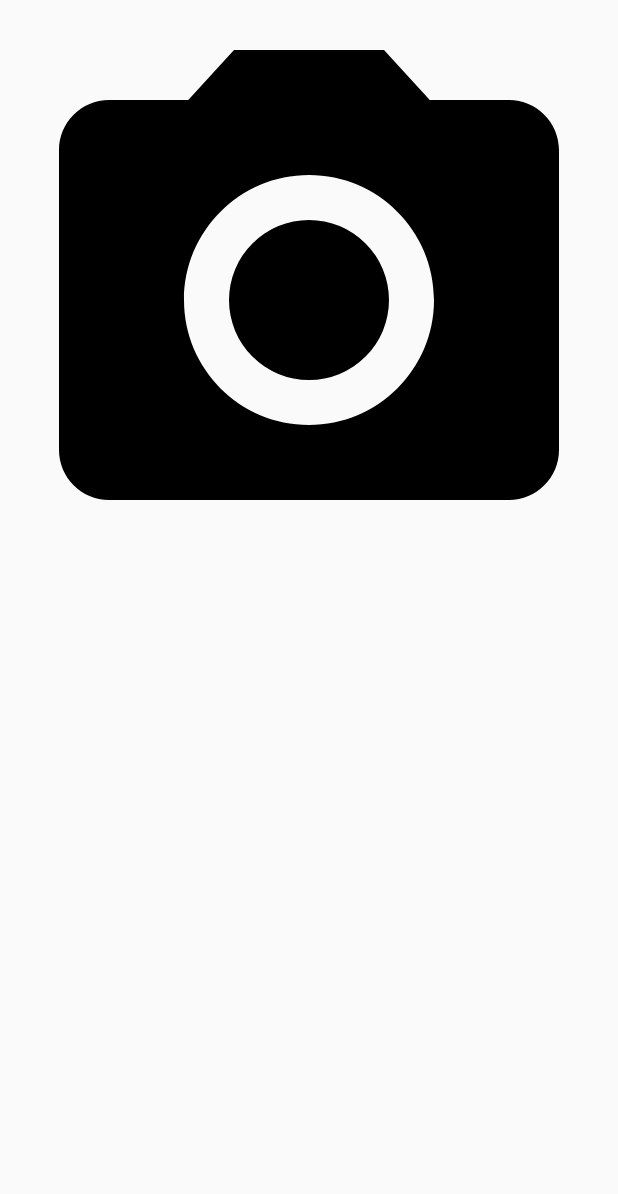
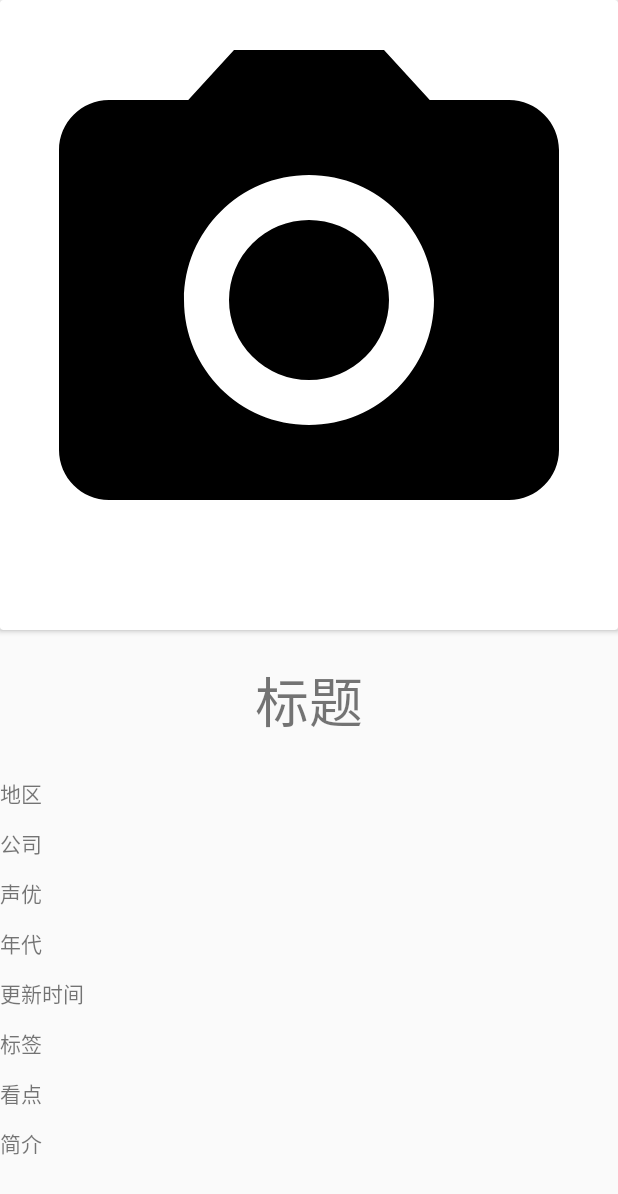
Before and after one commit to youyyyy/mobil, an Android app: the layout details_header.xml on its own in the app's theme, with its tools: preview values and no code run, on a phone screen of 412 x 824 dp. Shown: the top 1194 px of the screen. Run offline under Robolectric (Android 15) with nearby library versions, the phone set to English and light mode, and no system bars.

Commit message:
5月7日

```diff
--- a/app/src/main/java/com/example/myapplication/Activity/SelfActivity.java
+++ b/app/src/main/java/com/example/myapplication/Activity/SelfActivity.java
@@ -1,5 +1,6 @@
 package com.example.myapplication.Activity;
 
+import android.content.Intent;
 import android.os.Bundle;
 
 import androidx.appcompat.app.AppCompatActivity;
@@ -12,5 +13,7 @@ public class SelfActivity extends AppCompatActivity {
     protected void onCreate(Bundle savedInstanceState) {
         super.onCreate(savedInstanceState);
         setContentView(R.layout.activity_self);
+        Intent intent = getIntent();
+        intent.getStringExtra("hhh");
     }
 }
--- a/app/src/main/res/layout/details_header.xml
+++ b/app/src/main/res/layout/details_header.xml
@@ -3,7 +3,14 @@
     android:layout_width="match_parent"
     android:layout_height="match_parent">
 
-    <ImageView
+
+
+    <com.google.android.material.card.MaterialCardView
+        android:id="@+id/cardview1"
+        android:layout_width="match_parent"
+        android:layout_height="420dp"
+        android:layout_gravity="center_horizontal">
+        <ImageView
         android:layout_width="match_parent"
         android:layout_height="400dp"
         android:id="@+id/imageView2"
@@ -11,5 +18,86 @@
         android:layout_alignParentRight="true"
         android:layout_alignParentEnd="true"
         android:src="@drawable/ic_menu_camera"
-        android:adjustViewBounds="true"/>
+        android:adjustViewBounds="true" />
+    </com.google.android.material.card.MaterialCardView>
+
+    <TextView
+        android:id="@+id/fjtitle"
+        android:layout_width="match_parent"
+        android:layout_height="wrap_content"
+        android:layout_marginTop="20dp"
+        android:textSize="36dp"
+        android:gravity="center"
+        android:layout_below="@+id/cardview1"
+        android:text="标题"/>
+
+    <TextView
+        android:id="@+id/region"
+        android:layout_width="match_parent"
+        android:layout_height="wrap_content"
+        android:layout_below="@+id/fjtitle"
+        android:layout_marginTop="24dp"
+        android:text="地区"/>
+
+    <TextView
+        android:id="@+id/company"
+        android:layout_width="match_parent"
+        android:layout_height="wrap_content"
+        android:layout_below="@+id/region"
+        android:layout_marginTop="12dp"
+        android:text="公司"
+        />
+
+    <TextView
+        android:id="@+id/actor"
+        android:layout_width="match_parent"
+        android:layout_height="wrap_content"
+        android:layout_below="@+id/company"
+        android:layout_marginTop="12dp"
+        android:text="声优"
+        />
+
+    <TextView
+        android:id="@+id/time"
+        android:layout_width="match_parent"
+        android:layout_height="wrap_content"
+        android:layout_below="@+id/actor"
+        android:layout_marginTop="12dp"
+        android:text="年代" />
+
+    <TextView
+        android:id="@+id/updatetime"
+        android:layout_width="match_parent"
+        android:layout_height="wrap_content"
+        android:layout_below="@+id/time"
+        android:layout_marginTop="12dp"
+        android:text="更新时间" />
+
+    <TextView
+        android:id="@+id/type"
+        android:layout_width="match_parent"
+        android:layout_height="wrap_content"
+        android:layout_below="@+id/updatetime"
+        android:layout_marginTop="12dp"
+        android:text="标签" />
+
+    <TextView
+        android:id="@+id/focus"
+        android:layout_width="match_parent"
+        android:layout_height="wrap_content"
+        android:layout_below="@+id/type"
+        android:layout_marginTop="12dp"
+        android:text="看点" />
+
+    <TextView
+        android:id="@+id/fjabstract"
+        android:layout_width="match_parent"
+        android:layout_height="wrap_content"
+        android:layout_below="@+id/focus"
+        android:layout_marginTop="12dp"
+        android:text="简介" />
+
+
+
+
 </RelativeLayout>
```
Also changed, not shown: app/src/main/java/com/example/myapplication/Activity/DetailsActivity.java (+39 -1 lines), app/src/main/java/com/example/myapplication/Activity/MainActivity.java (+6 -2 lines), app/src/main/java/com/example/myapplication/Adapter/ObjectAdapter.java (+17 -2 lines), app/src/main/java/com/example/myapplication/Bean/FJList.java (+9 -0 lines).
